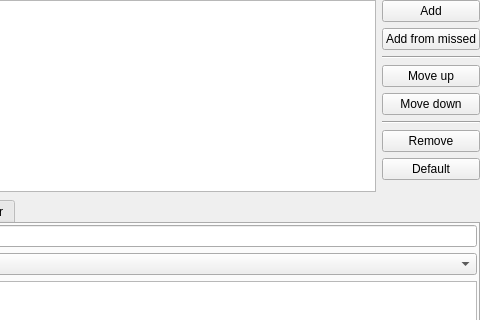
First picture: the form in src/plugins/advancednotifications/notificationruleswidget.ui, repository 0xd34df00d/leechcraft, before the edit; both pictures show x 279 to 759 and y 0 to 320 of the 759 by 687 pixel window.
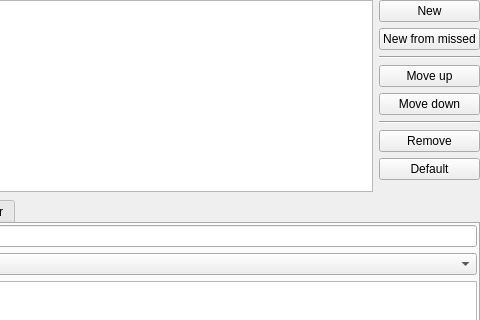
Second picture: the form after the edit. Icons and pictures are not drawn. Custom widgets are drawn as their Qt base class.

Commit message: [AN] Add -> New in human-readable texts.

Patch:
```diff
--- a/src/plugins/advancednotifications/notificationruleswidget.ui
+++ b/src/plugins/advancednotifications/notificationruleswidget.ui
@@ -36,7 +36,7 @@
        <item>
         <widget class="QPushButton" name="AddRule_">
          <property name="text">
-          <string>Add</string>
+          <string>New</string>
          </property>
          <property name="icon">
           <iconset theme="list-add"/>
@@ -46,7 +46,7 @@
        <item>
         <widget class="QPushButton" name="AddFromMissed_">
          <property name="text">
-          <string>Add from missed</string>
+          <string>New from missed</string>
          </property>
         </widget>
        </item>
```
Left out of the diff: 2 changed lines with no effect on the pictures.
